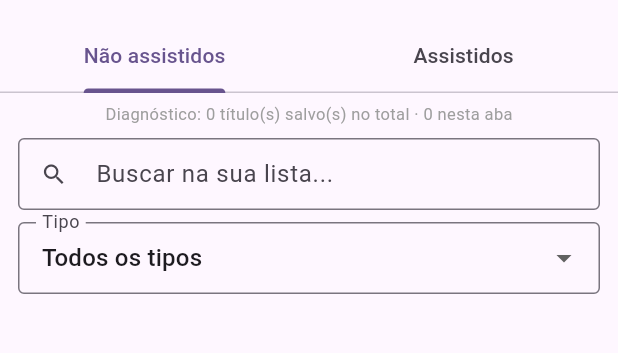
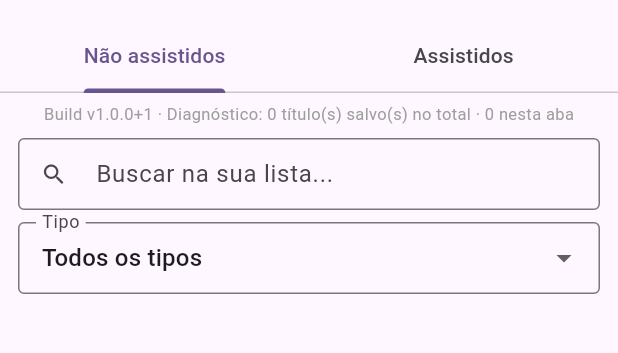
Before and after one commit to MatheusLucca/Projeto_filme_serie, a Flutter app: the screen it shows after launch, on a phone screen of 412 x 824 dp, the part 63-416 px from its top. Run offline on Flutter 3.47's test engine with Material 3 defaults, Android fonts, the phone set to English and light mode, and no system bars; our stand-ins replace flutter_dotenv, image_picker, package_info_plus, shared_preferences, sqflite; accounts and stored records are empty.

Commit message:
Incrementa o versionCode a cada build e mostra a versão na tela
Suspeita forte agora: o app nunca teve o número de versão (versionCode)
mudado entre builds, e como os runners do GitHub Actions usam a mesma
keystore de debug para assinar builds release, o Android pode estar
identificando cada novo APK como "a mesma versão" e recusando
silenciosamente substituir os arquivos já instalados — mesmo depois de
desinstalar, dependendo do fabricante/versão do Android. Cada build da
CI agora recebe --build-number=<run number>, garantindo um versionCode
sempre crescente. A tela inicial mostra "Build vX+Y" para conseguirmos
confirmar visualmente qual versão está realmente rodando no aparelho.

Co-Authored-By: Claude Sonnet 5 <noreply@anthropic.com>
Claude-Session: https://claude.ai/code/session_01CwP1ne84gSdxwn4DpS4wNG

```diff
--- a/app/lib/screens/home_screen.dart
+++ b/app/lib/screens/home_screen.dart
@@ -1,4 +1,5 @@
 import 'package:flutter/material.dart';
+import 'package:package_info_plus/package_info_plus.dart';
 import 'package:provider/provider.dart';
 
 import '../models/title_item.dart';
@@ -17,6 +18,7 @@ class HomeScreen extends StatefulWidget {
 class _HomeScreenState extends State<HomeScreen> with SingleTickerProviderStateMixin {
   final _searchController = TextEditingController();
   late final TabController _tabController;
+  String _buildInfo = '';
 
   @override
   void initState() {
@@ -28,6 +30,10 @@ class _HomeScreenState extends State<HomeScreen> with SingleTickerProviderStateM
     });
     WidgetsBinding.instance.addPostFrameCallback((_) {
       context.read<TitlesProvider>().load();
+    });
+    PackageInfo.fromPlatform().then((info) {
+      if (!mounted) return;
+      setState(() => _buildInfo = 'v${info.version}+${info.buildNumber}');
     });
   }
 
@@ -77,7 +83,7 @@ class _HomeScreenState extends State<HomeScreen> with SingleTickerProviderStateM
           Padding(
             padding: const EdgeInsets.fromLTRB(12, 6, 12, 0),
             child: Text(
-              'Diagnóstico: ${provider.totalCount} título(s) salvo(s) no total · '
+              'Build $_buildInfo · Diagnóstico: ${provider.totalCount} título(s) salvo(s) no total · '
               '${provider.items.length} nesta aba'
               '${provider.loading ? ' · carregando...' : ''}',
               style: const TextStyle(fontSize: 11, color: Colors.grey),
--- a/app/pubspec.yaml
+++ b/app/pubspec.yaml
@@ -43,6 +43,7 @@ dependencies:
   http: ^1.6.0
   shared_preferences: ^2.5.5
   flutter_dotenv: ^6.0.1
+  package_info_plus: ^10.2.1
 
 dev_dependencies:
   flutter_test:
```
Also changed, not shown: app/pubspec.lock, 2 other files.
